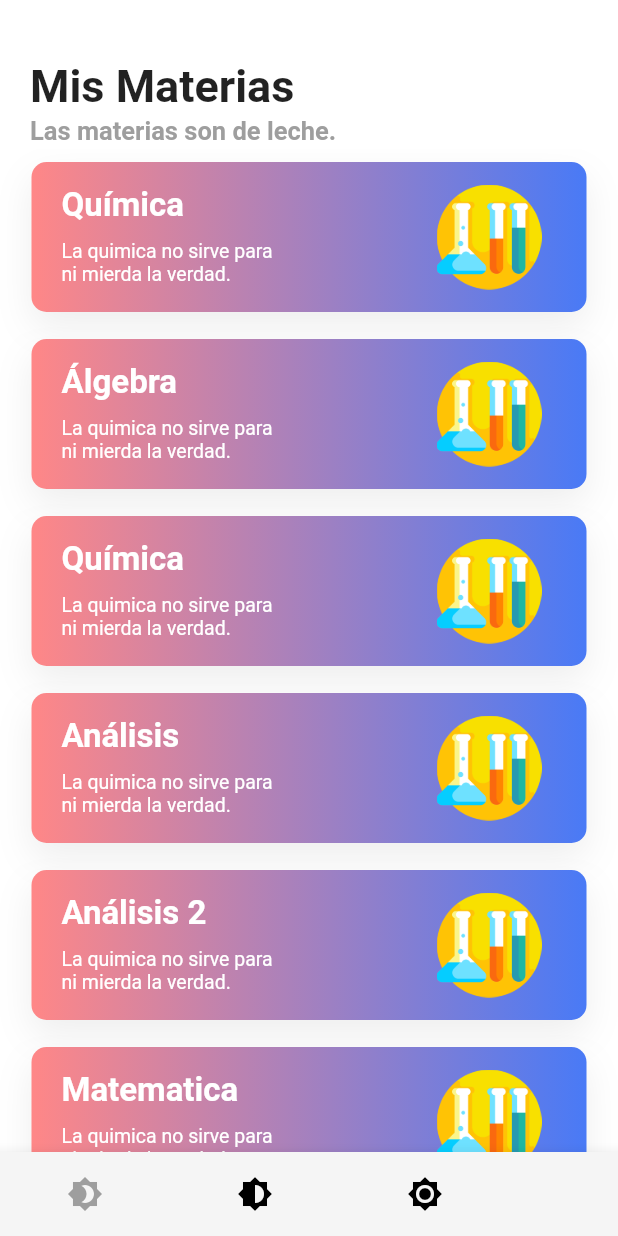
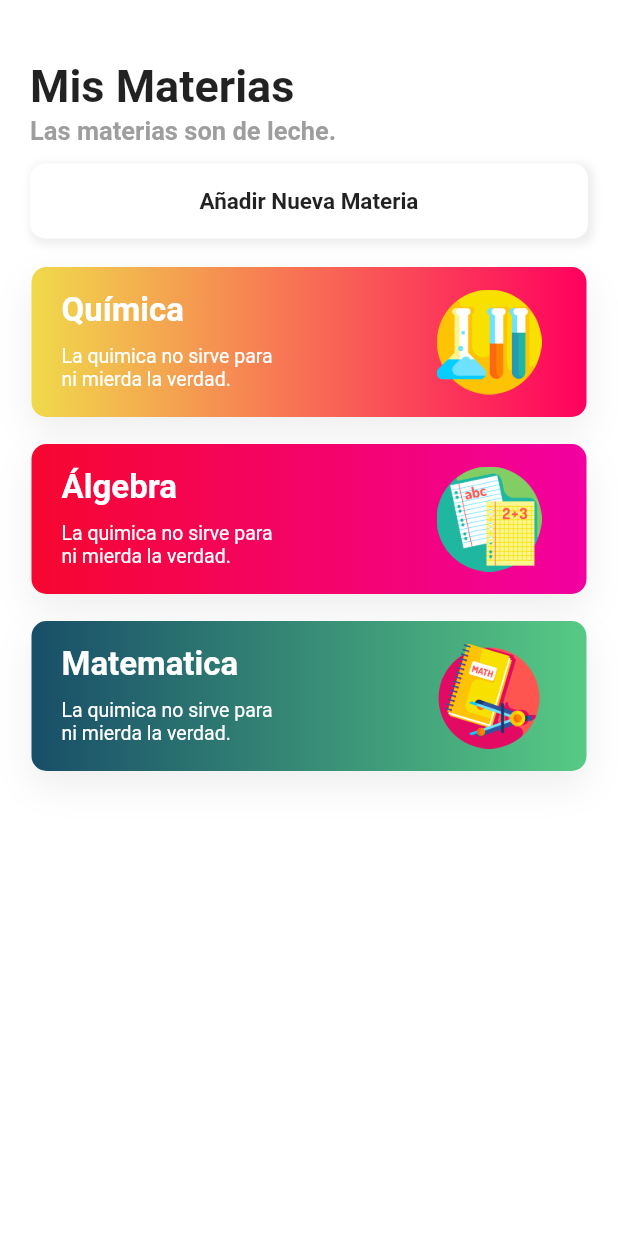
Before and after one commit to lorensala/UniGrade, a Flutter app: the HomePage screen opened by its route, on a phone screen of 412 x 824 dp. Run offline on Flutter 3.47's test engine with Material 2 defaults, Android fonts, the phone set to English and light mode, and no system bars; drawn by our look-alikes of animated_bottom_navigation_bar; our stand-ins replace lottie, simple_animations, syncfusion_flutter_charts; missing offline and left inert: responsive_scaffold.

Commit message:
Segundo commit

```diff
--- a/lib/interface/homepage.dart
+++ b/lib/interface/homepage.dart
@@ -1,7 +1,7 @@
 import 'package:flutter/material.dart';
 import 'package:mis_notas/animation/FadeAnimation.dart';
+import 'package:mis_notas/interface/newMateriapage.dart';
 import 'package:mis_notas/themes/listStyle.dart';
-import 'package:animated_bottom_navigation_bar/animated_bottom_navigation_bar.dart';
 
 class HomePage extends StatefulWidget {
   @override
@@ -9,29 +9,35 @@ class HomePage extends StatefulWidget {
 }
 
 class _HomePageState extends State<HomePage> {
-  var _bottomNavIndex = 0;
-
   @override
   Widget build(BuildContext context) {
     var listaMateras = [
       'Química',
       'Álgebra',
-      'Química',
-      'Análisis',
-      'Análisis 2',
       'Matematica',
-      //'',
-      //'',
-      //''
+    ];
+
+    var colors1 = [Color(0xffF0DA4B), Color(0xfff6072f), Color(0xff184e68)];
+    var colors2 = [Color(0xffff005e), Color(0xfff200a1), Color(0xff57ca85)];
+
+    var listaAssets = [
+      'assets/images/006-chemistry.png',
+      'assets/images/008-paper.png',
+      'assets/images/014-math.png'
     ];
 
     var listView = new ListView.builder(
         itemCount: listaMateras.length,
         itemBuilder: (BuildContext context, int index) {
           return FadeAnimation(
-              1.5,
+              .3,
               ListTile(
-                title: new Lista(name: listaMateras[index]),
+                title: new Lista(
+                  name: listaMateras[index],
+                  asset: listaAssets[index],
+                  color1: colors1[index],
+                  color2: colors2[index],
+                ),
                 onTap: () {},
               ));
         });
@@ -61,25 +67,42 @@ class _HomePageState extends State<HomePage> {
                   fontWeight: FontWeight.bold),
             ),
           ),
+          Padding(
+            padding: const EdgeInsets.fromLTRB(20, 10, 20, 10),
+            child: FlatButton(
+              color: Colors.white,
+              padding: const EdgeInsets.all(0),
+              shape: new RoundedRectangleBorder(
+                  borderRadius: new BorderRadius.circular(19)),
+              onPressed: () {
+                Navigator.push(context,
+                    MaterialPageRoute(builder: (context) => NewMateria()));
+              },
+              child: Container(
+                decoration: BoxDecoration(
+                    boxShadow: [
+                      BoxShadow(
+                          color: Colors.grey[200],
+                          offset: Offset(2.0, 2.0),
+                          blurRadius: 4.0,
+                          spreadRadius: 2.0),
+                    ],
+                    color: Colors.white,
+                    borderRadius: BorderRadius.circular(10)),
+                height: 50,
+                child: Center(
+                    child: Text(
+                  'Añadir Nueva Materia',
+                  style: TextStyle(fontSize: 15, fontWeight: FontWeight.bold),
+                )),
+              ),
+            ),
+          ),
           Expanded(
             child: listView,
-          )
+          ),
         ],
       ),
-      bottomNavigationBar: AnimatedBottomNavigationBar(
-        activeColor: Colors.grey,
-        backgroundColor: Colors.grey[100],
-        icons: <IconData>[
-          Icons.brightness_4,
-          Icons.brightness_6,
-          Icons.brightness_7,
-        ],
-        activeIndex: _bottomNavIndex,
-        onTap: (index) => setState(() => _bottomNavIndex = index),
-        notchSmoothness: NotchSmoothness.defaultEdge,
-        //other params
-      ),
-
     );
   }
 }
--- a/lib/main.dart
+++ b/lib/main.dart
@@ -1,15 +1,17 @@
 import 'package:flutter/material.dart';
 import 'package:mis_notas/interface/homepage.dart';
 import 'package:mis_notas/interface/login.dart';
+import 'package:mis_notas/interface/navegation.dart';
 import 'package:mis_notas/interface/profile.dart';
 import 'package:mis_notas/interface/statspage.dart';
 
 void main() => runApp(MaterialApp(
-    initialRoute: '/homepage',
+    initialRoute: '/',
     routes: {
       '/': (context) => LoginPage(),
+      '/nav': (context) => Navegation(),
       '/homepage': (context) => HomePage(),
       '/statspage': (context) => ChartApp(),
-      '/profilepage' : (context) => ProfilePage()
+      '/profilepage': (context) => ProfilePage()
     },
     debugShowCheckedModeBanner: false));
--- a/lib/themes/listStyle.dart
+++ b/lib/themes/listStyle.dart
@@ -2,12 +2,14 @@ import 'package:flutter/material.dart';
 
 class Lista extends StatelessWidget {
   final String name;
-  const Lista({Key key, this.name}) : super(key: key);
+  final String asset;
+  final Color color1;
+  final Color color2;
+  const Lista({Key key, this.name, this.asset, this.color1, this.color2})
+      : super(key: key);
 
   @override
   Widget build(BuildContext context) {
-    //var colors = [Colors.red, Colors.blue, Colors.white, Colors.green];
-    //final random = new Random();
     return Padding(
       padding: const EdgeInsets.all(5.0),
       child: Container(
@@ -40,7 +42,7 @@ class Lista extends StatelessWidget {
             Container(
               height: 70,
               child: Image(
-                image: AssetImage('assets/images/006-chemistry.png'),
+                image: AssetImage(asset),
                 fit: BoxFit.fill,
               ),
             )
@@ -49,10 +51,7 @@ class Lista extends StatelessWidget {
         decoration: BoxDecoration(
             borderRadius: BorderRadius.circular(10),
             color: Colors.white,
-            gradient: LinearGradient(colors: [
-              Color.fromRGBO(255, 135, 135, 1),
-              Color.fromRGBO(73, 122, 246, 1),
-            ]),
+            gradient: LinearGradient(colors: [color1, color2]),
             boxShadow: [
               BoxShadow(
                   color: Colors.grey[200],
```
Also changed, not shown: lib/interface/login.dart (+5 -25 lines), lib/interface/navegation.dart (added, +41 -0 lines), lib/interface/newmateriapage.dart (added, +72 -0 lines), lib/interface/profile.dart (+47 -31 lines), lib/themes/buttonStyle.dart (+6 -2 lines), lib/themes/textInput.dart (added, +22 -0 lines), pubspec.yaml (+40 -44 lines), pubspec.lock.
